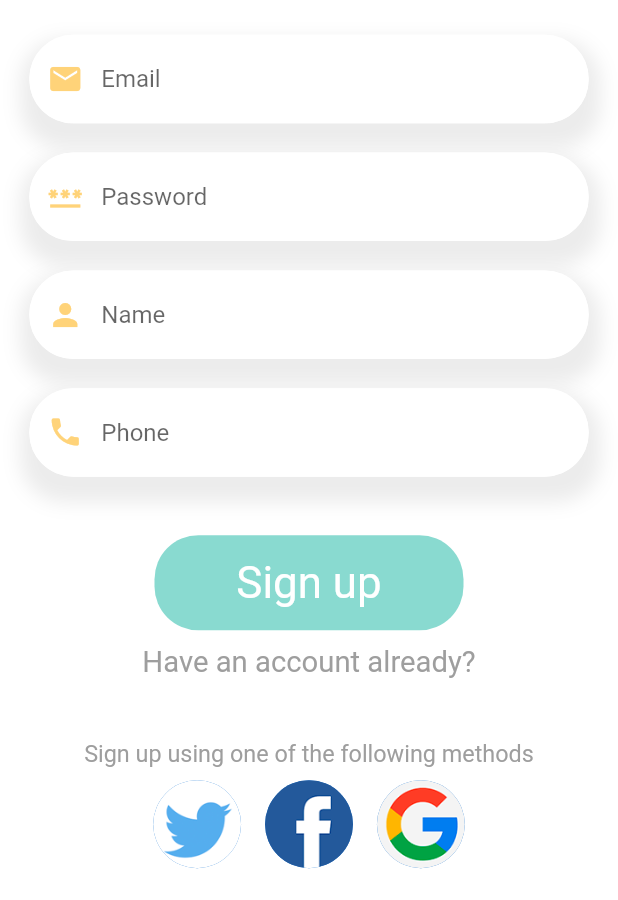
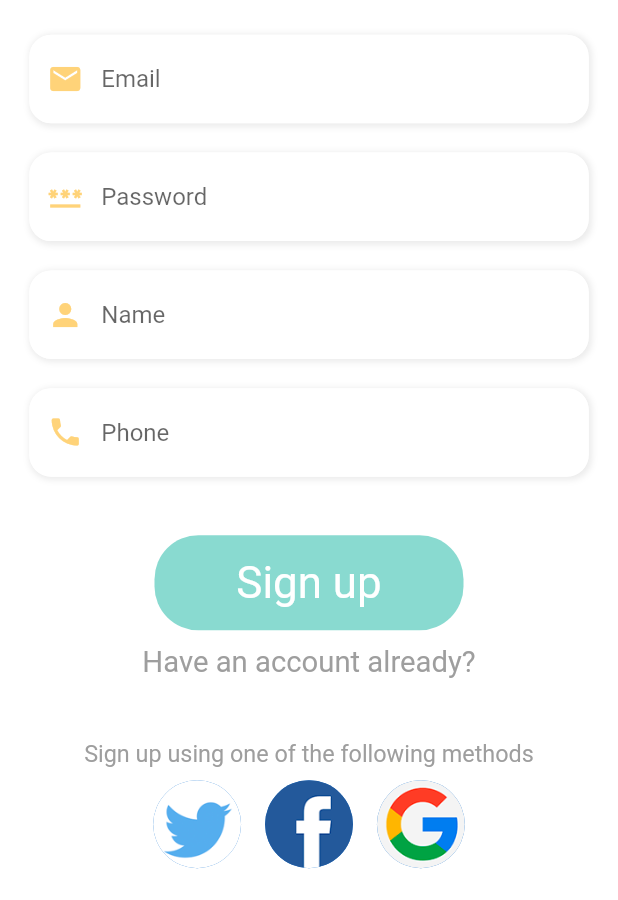
Before and after one commit to nurd0tid/Flutter-E-Commerce, a Flutter app: the SignUpPage screen opened directly, on a phone screen of 412 x 824 dp, the part 336-1236 px from its top. Run offline on Flutter 3.47's test engine with Material 2 defaults, Android fonts, the phone set to English and light mode, and no system bars; our stand-ins replace dots_indicator, get, persistent_bottom_nav_bar, shared_preferences; missing offline and left inert: flutter_shimmer; accounts and stored records are empty.

Commit message:
change radius for design sign and sign up most better

```diff
--- a/lib/widgets/app_text_field.dart
+++ b/lib/widgets/app_text_field.dart
@@ -24,12 +24,12 @@ class AppTextField extends StatelessWidget {
       ),
       decoration: BoxDecoration(
         color: Colors.white,
-        borderRadius: BorderRadius.circular(Dimensions.radius30),
+        borderRadius: BorderRadius.circular(Dimensions.radius15),
         boxShadow: [
           BoxShadow(
-              blurRadius: 10,
-              spreadRadius: 7,
-              offset: Offset(1, 10),
+              blurRadius: 3,
+              spreadRadius: 1,
+              offset: Offset(1, 1),
               color: Colors.grey.withOpacity(0.2))
         ],
       ),
@@ -42,21 +42,21 @@ class AppTextField extends StatelessWidget {
             color: AppColors.yellowColor,
           ),
           focusedBorder: OutlineInputBorder(
-            borderRadius: BorderRadius.circular(Dimensions.radius30),
+            borderRadius: BorderRadius.circular(Dimensions.radius15),
             borderSide: BorderSide(
               width: 1.0,
               color: Colors.white,
             ),
           ),
           enabledBorder: OutlineInputBorder(
-            borderRadius: BorderRadius.circular(Dimensions.radius30),
+            borderRadius: BorderRadius.circular(Dimensions.radius15),
             borderSide: BorderSide(
               width: 1.0,
               color: Colors.white,
             ),
           ),
           border: OutlineInputBorder(
-            borderRadius: BorderRadius.circular(Dimensions.radius30),
+            borderRadius: BorderRadius.circular(Dimensions.radius15),
           ),
         ),
       ),
```
